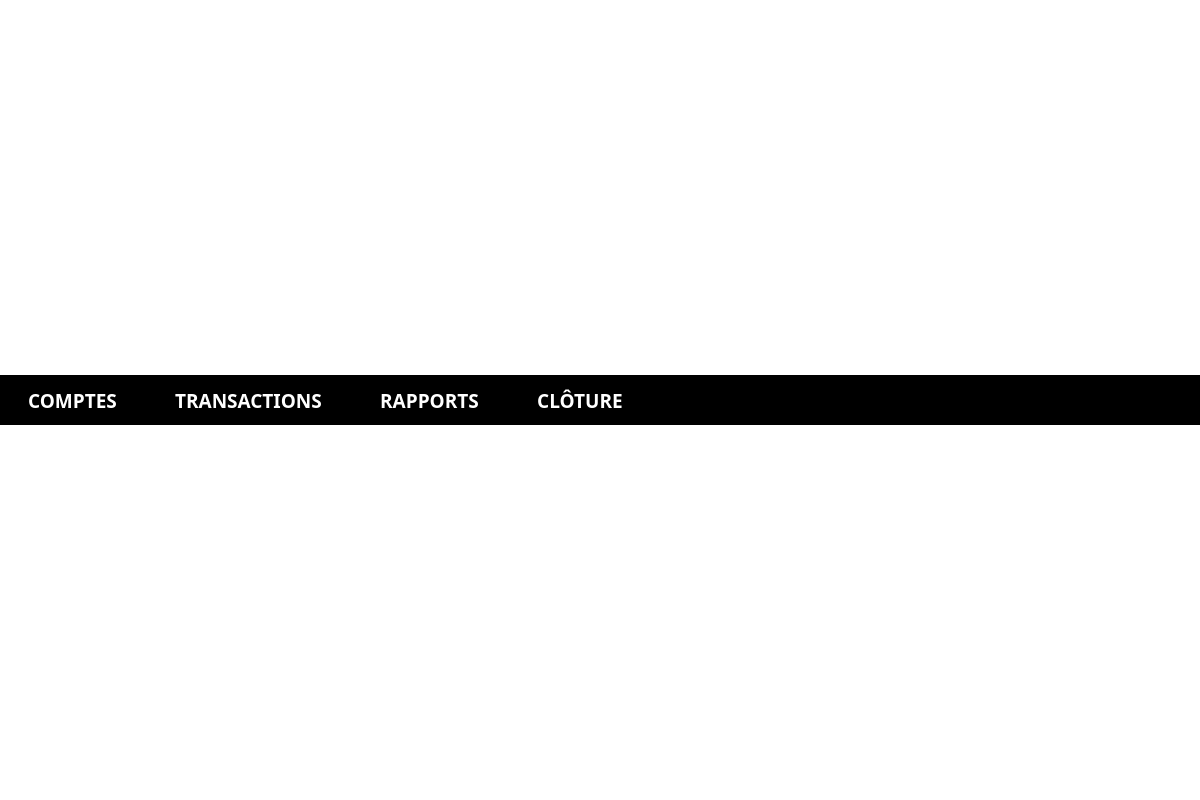
BiteKirby3/Treasurer, file treasurer/rapportview.ui: the form before one commit.
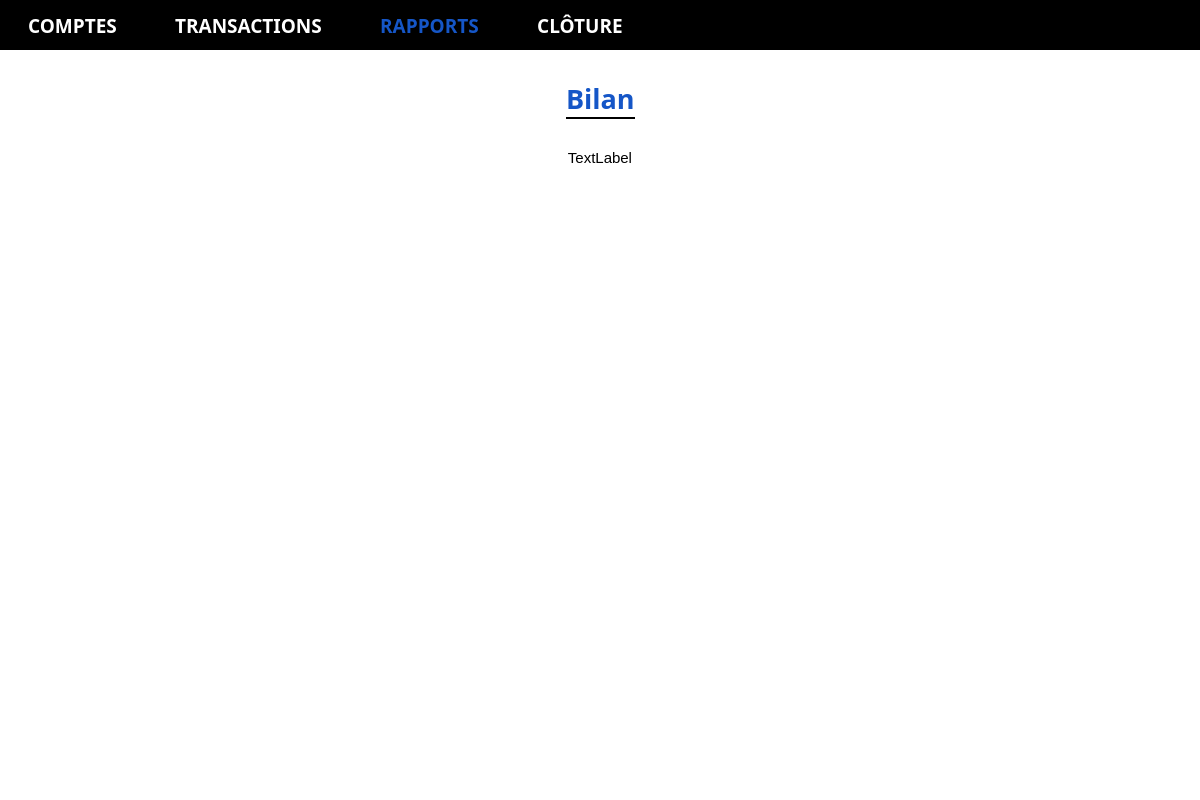
The form after the commit. Icons and pictures are not drawn.

Commit message: Fonctionalité Rapport

Patch:
```diff
--- a/treasurer/rapportview.ui
+++ b/treasurer/rapportview.ui
@@ -122,7 +122,7 @@
               </font>
              </property>
              <property name="styleSheet">
-              <string notr="true">color: #ffffff;</string>
+              <string notr="true">color: #1556C7;</string>
              </property>
              <property name="text">
               <string>RAPPORTS</string>
@@ -237,6 +237,196 @@
           <property name="spacing">
            <number>0</number>
           </property>
+          <item>
+           <layout class="QHBoxLayout" name="horizontalLayout_5">
+            <property name="spacing">
+             <number>0</number>
+            </property>
+            <property name="topMargin">
+             <number>30</number>
+            </property>
+            <property name="bottomMargin">
+             <number>30</number>
+            </property>
+            <item>
+             <spacer name="horizontalSpacer_2">
+              <property name="orientation">
+               <enum>Qt::Horizontal</enum>
+              </property>
+              <property name="sizeHint" stdset="0">
+               <size>
+                <width>40</width>
+                <height>20</height>
+               </size>
+              </property>
+             </spacer>
+            </item>
+            <item>
+             <layout class="QVBoxLayout" name="verticalLayout_9">
+              <property name="spacing">
+               <number>0</number>
+              </property>
+              <item>
+               <widget class="QLabel" name="typeRapportLabel">
+                <property name="minimumSize">
+                 <size>
+                  <width>0</width>
+                  <height>0</height>
+                 </size>
+                </property>
+                <property name="maximumSize">
+                 <size>
+                  <width>16777215</width>
+                  <height>16777215</height>
+                 </size>
+                </property>
+                <property name="font">
+                 <font>
+                  <family>Raleway</family>
+                  <pointsize>20</pointsize>
+                  <weight>75</weight>
+                  <bold>true</bold>
+                 </font>
+                </property>
+                <property name="styleSheet">
+                 <string notr="true">color: #1556C7;</string>
+                </property>
+                <property name="text">
+                 <string>Bilan</string>
+                </property>
+               </widget>
+              </item>
+              <item>
+               <widget class="QWidget" name="widget_2" native="true">
+                <property name="minimumSize">
+                 <size>
+                  <width>0</width>
+                  <height>2</height>
+                 </size>
+                </property>
+                <property name="maximumSize">
+                 <size>
+                  <width>16777215</width>
+                  <height>2</height>
+                 </size>
+                </property>
+                <property name="styleSheet">
+                 <string notr="true">background: #000000;</string>
+                </property>
+               </widget>
+              </item>
+             </layout>
+            </item>
+            <item>
+             <spacer name="horizontalSpacer_3">
+              <property name="orientation">
+               <enum>Qt::Horizontal</enum>
+              </property>
+              <property name="sizeHint" stdset="0">
+               <size>
+                <width>40</width>
+                <height>20</height>
+               </size>
+              </property>
+             </spacer>
+            </item>
+           </layout>
+          </item>
+          <item>
+           <layout class="QHBoxLayout" name="horizontalLayout_6">
+            <property name="spacing">
+             <number>0</number>
+            </property>
+            <property name="leftMargin">
+             <number>30</number>
+            </property>
+            <property name="rightMargin">
+             <number>30</number>
+            </property>
+            <item>
+             <layout class="QVBoxLayout" name="verticalLayout_5">
+              <property name="spacing">
+               <number>0</number>
+              </property>
+              <item>
+               <layout class="QHBoxLayout" name="horizontalLayout_8">
+                <item>
+                 <widget class="QLabel" name="dateLabel">
+                  <property name="text">
+                   <string>&lt;html&gt;&lt;head/&gt;&lt;body&gt;&lt;p&gt;&lt;span style=&quot; font-size:11pt;&quot;&gt;TextLabel&lt;/span&gt;&lt;/p&gt;&lt;/body&gt;&lt;/html&gt;</string>
+                  </property>
+                  <property name="alignment">
+                   <set>Qt::AlignCenter</set>
+                  </property>
+                 </widget>
+                </item>
+               </layout>
+              </item>
+              <item>
+               <layout class="QHBoxLayout" name="horizontalLayout_16">
+                <property name="spacing">
+                 <number>0</number>
+                </property>
+                <property name="leftMargin">
+                 <number>30</number>
+                </property>
+                <property name="rightMargin">
+                 <number>0</number>
+                </property>
+                <item>
+                 <spacer name="horizontalSpacer_7">
+                  <property name="orientation">
+                   <enum>Qt::Horizontal</enum>
+                  </property>
+                  <property name="sizeHint" stdset="0">
+                   <size>
+                    <width>40</width>
+                    <height>20</height>
+                   </size>
+                  </property>
+                 </spacer>
+                </item>
+               </layout>
+              </item>
+             </layout>
+            </item>
+           </layout>
+          </item>
+          <item>
+           <layout class="QHBoxLayout" name="horizontalLayout_9">
+            <property name="spacing">
+             <number>0</number>
+            </property>
+            <property name="leftMargin">
+             <number>20</number>
+            </property>
+            <property name="topMargin">
+             <number>30</number>
+            </property>
+            <property name="rightMargin">
+             <number>20</number>
+            </property>
+            <property name="bottomMargin">
+             <number>15</number>
+            </property>
+            <item>
+             <widget class="QTableView" name="tableView">
+              <property name="frameShape">
+               <enum>QFrame::NoFrame</enum>
+              </property>
+              <attribute name="horizontalHeaderDefaultSectionSize">
+               <number>100</number>
+              </attribute>
+              <attribute name="verticalHeaderVisible">
+               <bool>false</bool>
+              </attribute>
+              <attribute name="verticalHeaderHighlightSections">
+               <bool>true</bool>
+              </attribute>
+             </widget>
+            </item>
+           </layout>
+          </item>
          </layout>
         </item>
        </layout>
```
Left out of the diff: 23 changed lines with no effect on the pictures. The commit also changes 5 other files.
